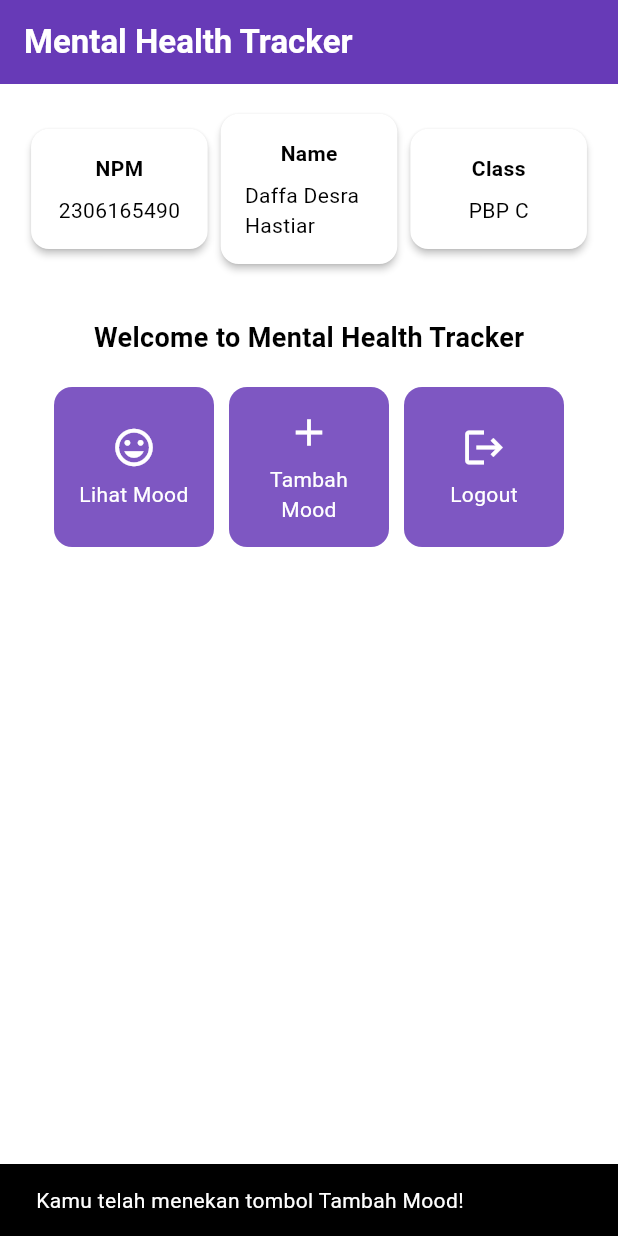
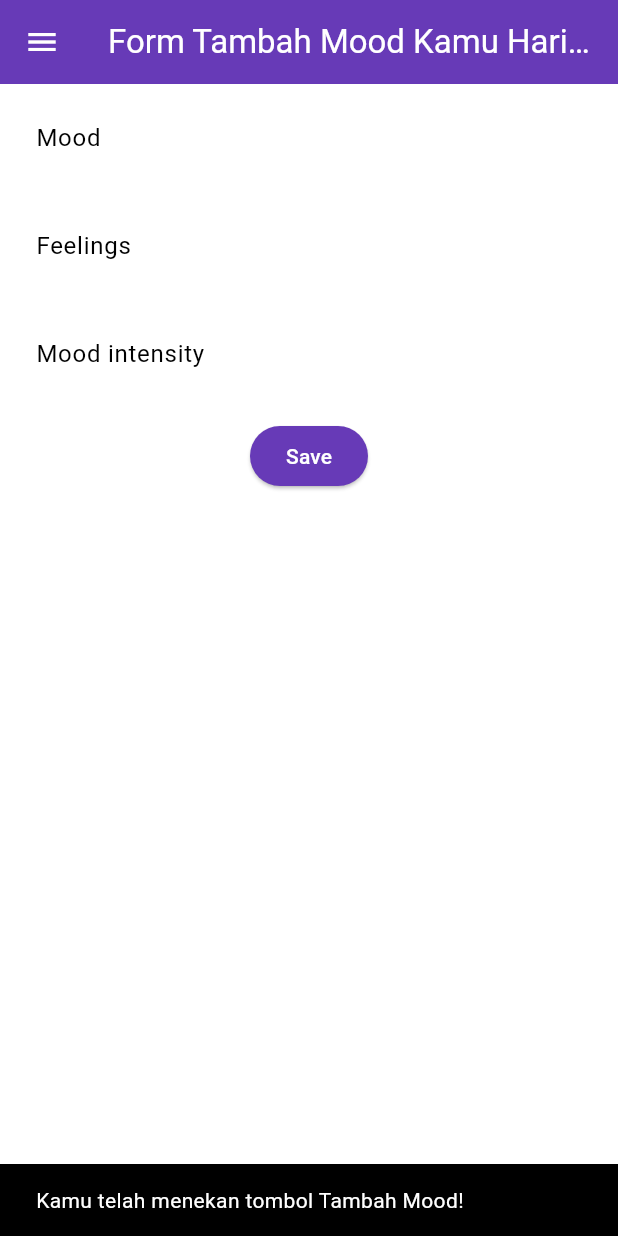
Before and after one commit to daffadesra/mental-health-tracker-mobile, a Flutter app: the screen it shows after launch, after a tap on "Tambah Mood", on a phone screen of 412 x 824 dp. Run offline on Flutter 3.47's test engine with Material 3 defaults, Android fonts, the phone set to English and light mode, and no system bars.

Commit message:
Menyelesaikan tutorial 7

```diff
--- a/lib/main.dart
+++ b/lib/main.dart
@@ -1,5 +1,5 @@
 import 'package:flutter/material.dart';
-import 'package:mental_health_tracker/menu.dart';
+import 'package:mental_health_tracker/screens/menu.dart';
 
 
 void main() {
@@ -32,7 +32,8 @@ class MyApp extends StatelessWidget {
         // tested with just a hot reload.
         colorScheme: ColorScheme.fromSwatch(
           primarySwatch: Colors.deepPurple,
-        ).copyWith(secondary: Colors.deepPurple[400]),        useMaterial3: true,
+        ).copyWith(secondary: Colors.deepPurple[400]),
+        useMaterial3: true,
       ),
       home: MyHomePage(),
 
--- a/lib/menu.dart
+++ b/lib/screens/menu.dart
@@ -1,4 +1,7 @@
 import 'package:flutter/material.dart';
+import 'package:mental_health_tracker/widgets/left_drawer.dart';
+import 'package:mental_health_tracker/widgets/mood_card.dart';
+
 
 class MyHomePage extends StatelessWidget {
   MyHomePage({super.key});
@@ -26,9 +29,11 @@ class MyHomePage extends StatelessWidget {
             fontWeight: FontWeight.bold,
           ),
         ),
+        iconTheme: const IconThemeData(color: Colors.white),
         // Warna latar belakang AppBar diambil dari skema warna tema aplikasi.
         backgroundColor: Theme.of(context).colorScheme.primary,
       ),
+      drawer: const LeftDrawer(),
       // Body halaman dengan padding di sekelilingnya.
       body: Padding(
         padding: const EdgeInsets.all(16.0),
@@ -124,64 +129,3 @@ class InfoCard extends StatelessWidget {
     );
   }
 }
-
-class ItemHomepage {
-  final String name;
-  final IconData icon;
-
-  ItemHomepage(this.name, this.icon);
-}
-
-class ItemCard extends StatelessWidget {
-  // Menampilkan kartu dengan ikon dan nama.
-
-  final ItemHomepage item;
-
-  const ItemCard(this.item, {super.key});
-
-  @override
-  Widget build(BuildContext context) {
-    return Material(
-      // Menentukan warna latar belakang dari tema aplikasi.
-      color: Theme.of(context).colorScheme.secondary,
-      // Membuat sudut kartu melengkung.
-      borderRadius: BorderRadius.circular(12),
-
-      child: InkWell(
-        // Aksi ketika kartu ditekan.
-        onTap: () {
-          // Menampilkan pesan SnackBar saat kartu ditekan.
-          ScaffoldMessenger.of(context)
-            ..hideCurrentSnackBar()
-            ..showSnackBar(
-                SnackBar(content: Text("Kamu telah menekan tombol ${item.name}!"))
-            );
-        },
-        // Container untuk menyimpan Icon dan Text
-        child: Container(
-          padding: const EdgeInsets.all(8),
-          child: Center(
-            child: Column(
-              // Menyusun ikon dan teks di tengah kartu.
-              mainAxisAlignment: MainAxisAlignment.center,
-              children: [
-                Icon(
-                  item.icon,
-                  color: Colors.white,
-                  size: 30.0,
-                ),
-                const Padding(padding: EdgeInsets.all(3)),
-                Text(
-                  item.name,
-                  textAlign: TextAlign.center,
-                  style: const TextStyle(color: Colors.white),
-                ),
-              ],
-            ),
-          ),
-        ),
-      ),
-    );
-  }
-
-}
--- /dev/null
+++ b/lib/screens/moodentry_form.dart
@@ -0,0 +1,163 @@
+import 'package:flutter/material.dart';
+import 'package:mental_health_tracker/widgets/left_drawer.dart';
+
+class MoodEntryFormPage extends StatefulWidget {
+  const MoodEntryFormPage({super.key});
+
+  @override
+  State<MoodEntryFormPage> createState() => _MoodEntryFormPageState();
+}
+
+class _MoodEntryFormPageState extends State<MoodEntryFormPage> {
+  final _formKey = GlobalKey<FormState>();
+  String _mood = "";
+  String _feelings = "";
+  int _moodIntensity = 0;
+  @override
+  Widget build(BuildContext context) {
+    return Scaffold(
+      appBar: AppBar(
+        title: const Center(
+          child: Text(
+            'Form Tambah Mood Kamu Hari ini',
+          ),
+        ),
+        backgroundColor: Theme.of(context).colorScheme.primary,
+        foregroundColor: Colors.white,
+        iconTheme: const IconThemeData(color: Colors.white),
+      ),
+      // Warna latar belakang AppBar diambil dari skema warna tema aplikasi.
+      backgroundColor: Colors.white,
+      drawer: const LeftDrawer(),
+      body: Form(
+        key: _formKey,
+        child: SingleChildScrollView(
+          child: Column(
+            crossAxisAlignment: CrossAxisAlignment.start,
+            children: [
+              Padding(
+                padding: const EdgeInsets.all(8.0),
+                child: TextFormField(
+                  decoration: InputDecoration(
+                    hintText: "Mood",
+                    labelText: "Mood",
+                    border: OutlineInputBorder(
+                      borderRadius: BorderRadius.circular(5.0),
+                    ),
+                  ),
+                  onChanged: (String? value) {
+                    setState(() {
+                      _mood = value!;
+                    });
+                  },
+                  validator: (String? value) {
+                    if (value == null || value.isEmpty) {
+                      return "Mood tidak boleh kosong!";
+                    }
+                    return null;
+                  },
+                ),
+              ),
+              Padding(
+                padding: const EdgeInsets.all(8.0),
+                child: TextFormField(
+                  decoration: InputDecoration(
+                    hintText: "Feelings",
+                    labelText: "Feelings",
+                    border: OutlineInputBorder(
+                      borderRadius: BorderRadius.circular(5.0),
+                    ),
+                  ),
+                  onChanged: (String? value) {
+                    setState(() {
+                      _feelings = value!;
+                    });
+                  },
+                  validator: (String? value) {
+                    if (value == null || value.isEmpty) {
+                      return "Feelings tidak boleh kosong!";
+                    }
+                    return null;
+                  },
+                ),
+              ),
+              Padding(
+                padding: const EdgeInsets.all(8.0),
+                child: TextFormField(
+                  decoration: InputDecoration(
+                    hintText: "Mood intensity",
+                    labelText: "Mood intensity",
+                    border: OutlineInputBorder(
+                      borderRadius: BorderRadius.circular(5.0),
+                    ),
+                  ),
+                  onChanged: (String? value) {
+                    setState(() {
+                      _moodIntensity = int.tryParse(value!) ?? 0;
+                    });
+                  },
+                  validator: (String? value) {
+                    if (value == null || value.isEmpty) {
+                      return "Mood intensity tidak boleh kosong!";
+                    }
+                    if (int.tryParse(value) == null) {
+                      return "Mood intensity harus berupa angka!";
+                    }
+                    return null;
+                  },
+                ),
+              ),
+              Align(
+                alignment: Alignment.bottomCenter,
+                child: Padding(
+                  padding: const EdgeInsets.all(8.0),
+                  child: ElevatedButton(
+                    style: ButtonStyle(
+                      backgroundColor: MaterialStateProperty.all(
+                          Theme.of(context).colorScheme.primary),
+                    ),
+                    onPressed: () {
+                      if (_formKey.currentState!.validate()) {
+                        showDialog(
+                          context: context,
+                          builder: (context) {
+                            return AlertDialog(
+                              title: const Text('Mood berhasil tersimpan'),
+                              content: SingleChildScrollView(
+                                child: Column(
+                                  crossAxisAlignment: CrossAxisAlignment.start,
+                                  children: [
+                                    Text('Mood: $_mood'),
+                                    Text('Feelings: $_feelings'),
+                                    Text('Mood intensity: $_moodIntensity'),
+                                  ],
+                                ),
+                              ),
+                              actions: [
+                                TextButton(
+                                  child: const Text('OK'),
+                                  onPressed: () {
+                                    Navigator.pop(context);
+                                    _formKey.currentState!.reset();
+                                  },
+                                ),
+                              ],
+                            );
+                          },
+                        );
+                      }
+                    },
+                    child: const Text(
+                      "Save",
+                      style: TextStyle(color: Colors.white),
+                    ),
+                  ),
+                ),
+              ),
+            ],
+          ),
+        ),
+      ),
+    );
+  }
+}
--- /dev/null
+++ b/lib/widgets/left_drawer.dart
@@ -0,0 +1,74 @@
+import 'package:flutter/material.dart';
+import 'package:mental_health_tracker/screens/menu.dart';
+import 'package:mental_health_tracker/screens/moodentry_form.dart';
+
+
+class LeftDrawer extends StatelessWidget {
+  const LeftDrawer({super.key});
+
+  @override
+  Widget build(BuildContext context) {
+    return Drawer(
+      child: ListView(
+        children: [
+          DrawerHeader(
+            decoration: BoxDecoration(
+              color: Theme.of(context).colorScheme.primary,
+            ),
+            child: const Column(
+              children: [
+                Text(
+                  'Mental Health Tracker',
+                  textAlign: TextAlign.center,
+                  style: TextStyle(
+                    fontSize: 24,
+                    fontWeight: FontWeight.bold,
+                    color: Colors.white,
+                  ),
+                ),
+                Padding(padding: EdgeInsets.all(8)),
+                Text(
+                  "Ayo jaga kesehatan mentalmu setiap hari disini!",
+                  // TODO: Tambahkan gaya teks dengan center alignment, font ukuran 15, warna putih, dan weight biasa
+                  style: TextStyle(
+                    fontSize: 15,
+                    color: Colors.white,
+                    fontWeight: FontWeight.normal,
+                  ),
+                  textAlign: TextAlign.center,
+                ),
+              ],
+            ),
+          ),
+          ListTile(
+            leading: const Icon(Icons.home_outlined),
+            title: const Text('Halaman Utama'),
+            // Bagian redirection ke MyHomePage
+            onTap: () {
+              Navigator.pushReplacement(
+                  context,
+                  MaterialPageRoute(
+                    builder: (context) => MyHomePage(),
+                  ));
+            },
+          ),
+          ListTile(
+            leading: const Icon(Icons.mood),
+            title: const Text('Tambah Mood'),
+            // Bagian redirection ke MoodEntryFormPage
+            onTap: () {
+              /*
+              TODO: Buatlah routing ke MoodEntryFormPage di sini,
+              setelah halaman MoodEntryFormPage sudah dibuat.
+              */
+              Navigator.push(
+                context,
+                MaterialPageRoute(builder: (context) => MoodEntryFormPage()),
+              );
+            },
+          ),
+        ],
+      ),
+    );
+  }
+}
--- /dev/null
+++ b/lib/widgets/mood_card.dart
@@ -0,0 +1,69 @@
+import 'package:flutter/material.dart';
+import 'package:mental_health_tracker/screens/moodentry_form.dart';
+
+class ItemHomepage {
+  final String name;
+  final IconData icon;
+
+  ItemHomepage(this.name, this.icon);
+}
+
+class ItemCard extends StatelessWidget {
+  // Menampilkan kartu dengan ikon dan nama.
+
+  final ItemHomepage item;
+
+  const ItemCard(this.item, {super.key});
+
+  @override
+  Widget build(BuildContext context) {
+    return Material(
+      // Menentukan warna latar belakang dari tema aplikasi.
+      color: Theme.of(context).colorScheme.secondary,
+      // Membuat sudut kartu melengkung.
+      borderRadius: BorderRadius.circular(12),
+
+      child: InkWell(
+        // Aksi ketika kartu ditekan.
+        onTap: () {
+          // Menampilkan pesan SnackBar saat kartu ditekan.
+          ScaffoldMessenger.of(context)
+            ..hideCurrentSnackBar()
+            ..showSnackBar(
+                SnackBar(content: Text("Kamu telah menekan tombol ${item.name}!")));
+          // Navigate ke route yang sesuai (tergantung jenis tombol)
+          if (item.name == "Tambah Mood") {
+            // TODO: Gunakan Navigator.push untuk melakukan navigasi ke MaterialPageRoute yang mencakup TrackerFormPage.
+            Navigator.push(
+              context,
+              MaterialPageRoute(builder: (context) => MoodEntryFormPage()),
+            );
+          }
+        },
+        // Container untuk menyimpan Icon dan Text
+        child: Container(
+          padding: const EdgeInsets.all(8),
+          child: Center(
+            child: Column(
+              // Menyusun ikon dan teks di tengah kartu.
+              mainAxisAlignment: MainAxisAlignment.center,
+              children: [
+                Icon(
+                  item.icon,
+                  color: Colors.white,
+                  size: 30.0,
+                ),
+                const Padding(padding: EdgeInsets.all(3)),
+                Text(
+                  item.name,
+                  textAlign: TextAlign.center,
+                  style: const TextStyle(color: Colors.white),
+                ),
+              ],
+            ),
+          ),
+        ),
+      ),
+    );
+  }
+}
```
